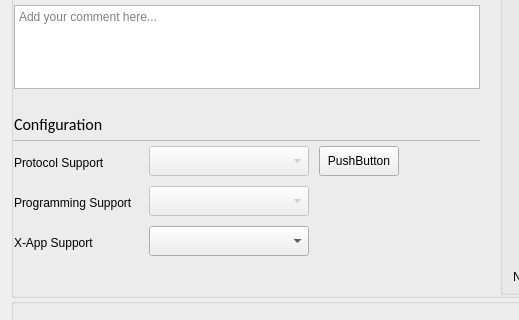
tylerwagler/openSYDE, file opensyde_tool/src/system_definition/node_edit/C_SdNdeNodePropertiesWidget.ui: the form before one commit; both pictures show x 0 to 519 and y 121 to 441 of the 823 by 836 pixel window.
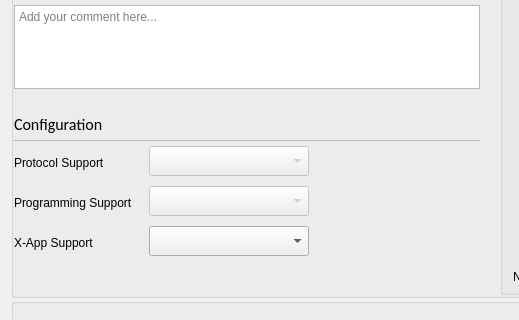
The form after the commit. Custom widgets are drawn as their Qt base class.

Commit message:
opensyde: drop STW Flashloader UI residue from node properties
The previous STW Flashloader gut (69d44cca) left the Flashloader Settings
button hidden but still wired up, an unreachable `if (false)` branch, and
a stale `KEFEX` entry in the Protocol Support combo that masked eFL_NONE
(since `mu8_FL_INDEX_NOSUPPORT = 1` pointed at the KEFEX item instead of
None). Drop the button, the dead branch, the empty `m_FlashloaderOptions`
slot, and the KEFEX combo item + tooltip line so the read-only combo now
correctly displays "None" for non-openSYDE devices.

Diff of the .ui file:
```diff
--- a/opensyde_tool/src/system_definition/node_edit/C_SdNdeNodePropertiesWidget.ui
+++ b/opensyde_tool/src/system_definition/node_edit/C_SdNdeNodePropertiesWidget.ui
@@ -631,7 +631,7 @@
                <number>0</number>
               </property>
               <item>
-               <layout class="QHBoxLayout" name="horizontalLayout_22" stretch="0,0,0,0">
+               <layout class="QHBoxLayout" name="horizontalLayout_22" stretch="0,0,0">
                 <property name="topMargin">
                  <number>3</number>
                 </property>
@@ -670,25 +670,6 @@
                   </property>
                  </spacer>
                 </item>
-                <item>
-                 <widget class="stw::opensyde_gui_elements::C_OgePubOptions" name="pc_PushButtonFlashloaderOptions">
-                  <property name="minimumSize">
-                   <size>
-                    <width>0</width>
-                    <height>30</height>
-                   </size>
-                  </property>
-                  <property name="maximumSize">
-                   <size>
-                    <width>16777215</width>
-                    <height>30</height>
-                   </size>
-                  </property>
-                  <property name="text">
-                   <string>PushButton</string>
-                  </property>
-                 </widget>
-                </item>
                 <item>
                  <spacer name="horizontalSpacer_12">
                   <property name="orientation">
@@ -1390,11 +1371,6 @@
    <extends>QTableWidget</extends>
    <header>C_OgeTableWidgetComIf.hpp</header>
   </customwidget>
-  <customwidget>
-   <class>stw::opensyde_gui_elements::C_OgePubOptions</class>
-   <extends>QPushButton</extends>
-   <header>C_OgePubOptions.hpp</header>
-  </customwidget>
   <customwidget>
    <class>stw::opensyde_gui_elements::C_OgeLabExternalLink</class>
    <extends>QLabel</extends>
```
The commit also changes 2 other files.
